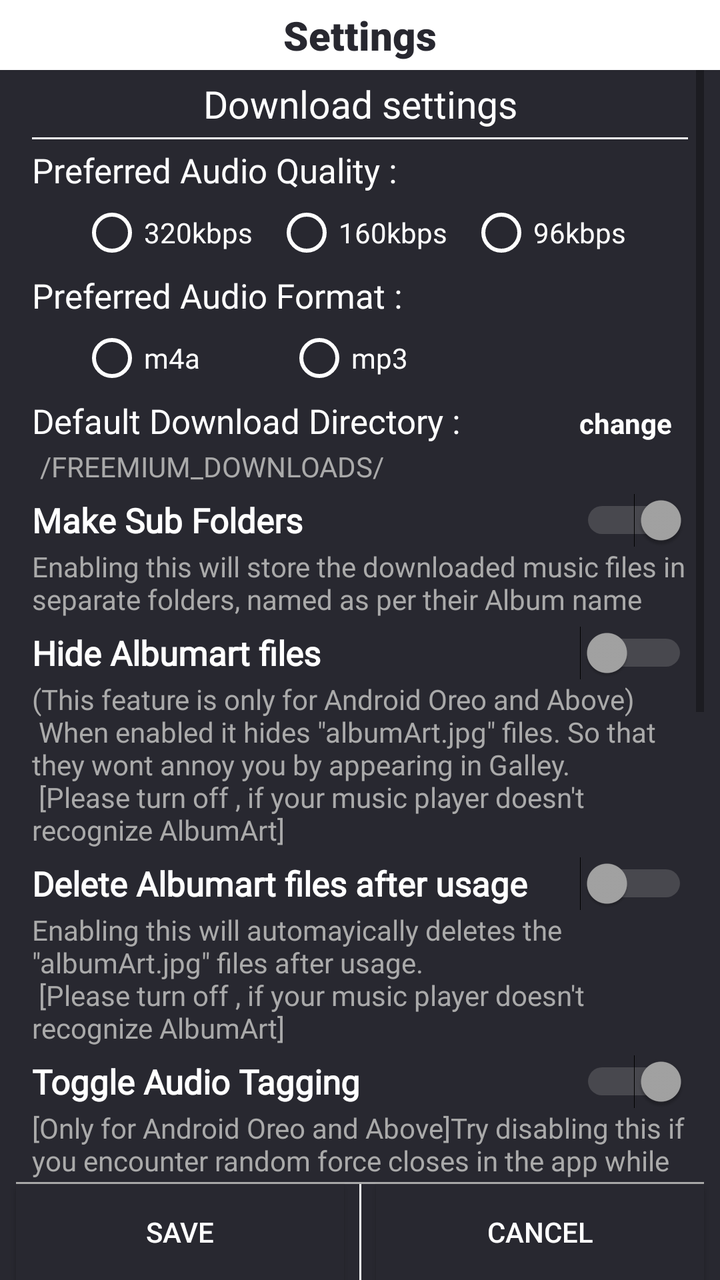
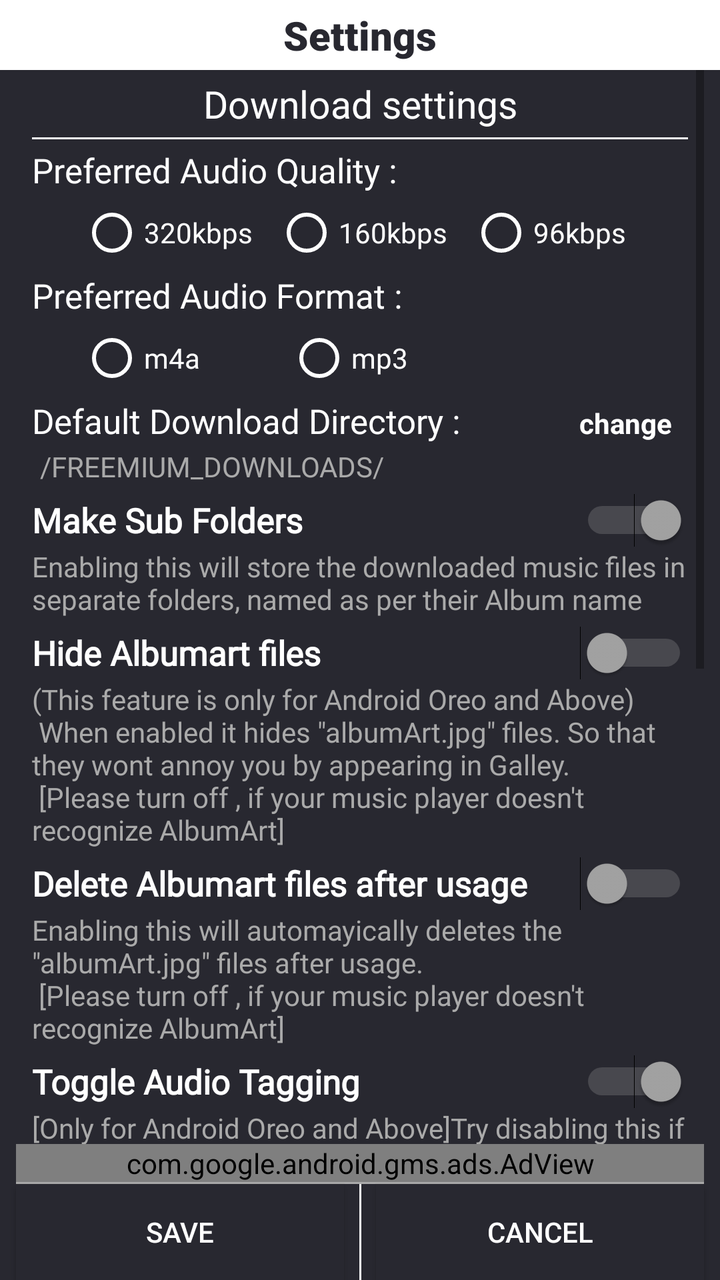

Screens rendered from an Android XML layout before and after an edit, with the pre-edit source and the edit as a unified diff.
<!-- AndroidManifest.xml: application theme AppTheme.NoActionBar -->
<!-- res/layout/activity_settings__alb.xml -->
<?xml version="1.0" encoding="utf-8"?>
<androidx.constraintlayout.widget.ConstraintLayout xmlns:android="http://schemas.android.com/apk/res/android"
    xmlns:app="http://schemas.android.com/apk/res-auto"
    xmlns:tools="http://schemas.android.com/tools"
    android:layout_width="match_parent"
    android:layout_height="match_parent"
    android:background="@color/darkAccent"
    tools:context=".Settings_Alb">

    <TextView
        android:id="@+id/textView23"
        android:layout_width="0dp"
        android:layout_height="35dp"
        android:background="@android:color/white"
        android:fontFamily="sans-serif-black"
        android:gravity="center"
        android:text="Settings"
        android:textAlignment="center"
        android:textColor="@color/darkAccent"
        android:textSize="20sp"
        app:layout_constraintEnd_toEndOf="parent"
        app:layout_constraintStart_toStartOf="parent"
        app:layout_constraintTop_toTopOf="parent" />

    <ScrollView
        android:layout_width="0dp"
        android:layout_height="0dp"
        android:layout_marginStart="8dp"
        android:layout_marginEnd="8dp"
        app:layout_constraintBottom_toTopOf="@+id/textView40"
        app:layout_constraintEnd_toEndOf="parent"
        app:layout_constraintStart_toStartOf="parent"
        app:layout_constraintTop_toBottomOf="@+id/textView23">

        <LinearLayout
            android:layout_width="match_parent"
            android:layout_height="wrap_content"
            android:layout_marginLeft="8dp"
            android:layout_marginRight="8dp"
            android:orientation="vertical">

            <TextView
                android:id="@+id/textView26"
                android:layout_width="match_parent"
                android:layout_height="wrap_content"
                android:layout_marginTop="4dp"
                android:fontFamily="@font/jockey_one"
                android:text="Download settings"
                android:textAlignment="center"
                android:textColor="@android:color/white"
                android:textSize="19sp" />

            <TextView
                android:id="@+id/textView27"
                android:layout_width="match_parent"
                android:layout_height="1dp"
                android:layout_marginTop="4dp"
                android:background="@android:color/white" />

            <TextView
                android:id="@+id/textView24"
                android:layout_width="wrap_content"
                android:layout_height="wrap_content"
                android:layout_marginTop="4dp"
                android:fontFamily="@font/roboto_bold"
                android:text="Preferred Audio Quality :"
                android:textColor="@android:color/white"
                android:textSize="17sp" />

            <RadioGroup
                android:id="@+id/rg_set_kbps"
                android:layout_width="match_parent"
                android:layout_height="wrap_content"
                android:layout_marginStart="8dp"
                android:layout_marginTop="4dp"
                android:layout_marginEnd="4dp"
                android:orientation="horizontal"
                android:paddingLeft="16dp"
                android:paddingRight="16dp">

                <RadioButton
                    android:id="@+id/set_320"
                    android:layout_width="wrap_content"
                    android:layout_height="wrap_content"
                    android:layout_weight="1"
                    android:buttonTint="@android:color/white"
                    android:fontFamily="@font/roboto_medium"
                    android:tag="320"
                    android:text="320kbps"
                    android:textColor="@android:color/white" />

                <RadioButton
                    android:id="@+id/set_160"
                    android:layout_width="wrap_content"
                    android:layout_height="wrap_content"
                    android:layout_weight="1"
                    android:buttonTint="@android:color/white"
                    android:fontFamily="@font/roboto_medium"
                    android:tag="160"
                    android:text="160kbps"
                    android:textColor="@android:color/white" />

                <RadioButton
                    android:id="@+id/set_96"
                    android:layout_width="wrap_content"
                    android:layout_height="wrap_content"
                    android:layout_weight="1"
                    android:buttonTint="@android:color/white"
                    android:fontFamily="@font/roboto_medium"
                    android:tag="96"
                    android:text="96kbps"
                    android:textColor="@android:color/white" />
            </RadioGroup>
            <TextView
                android:id="@+id/textView29"
                android:layout_width="wrap_content"
                android:layout_height="wrap_content"
                android:layout_marginTop="4dp"
                android:fontFamily="@font/roboto_bold"
                android:text="Preferred Audio Format :"
                android:textColor="@android:color/white"
                android:textSize="17sp"
                 />
            <RadioGroup
                android:id="@+id/rg_set_format"
                android:layout_width="match_parent"
                android:layout_height="wrap_content"
                android:layout_marginStart="8dp"
                android:layout_marginTop="4dp"
                android:layout_marginEnd="8dp"
                android:orientation="horizontal"
                android:paddingLeft="16dp"
                android:weightSum="4">

                <RadioButton
                    android:id="@+id/set_m4a"
                    android:tag="m4a"
                    android:layout_width="wrap_content"
                    android:layout_height="wrap_content"
                    android:layout_weight="1"
                    android:buttonTint="@android:color/white"
                    android:fontFamily="@font/roboto_medium"
                    android:text="m4a"
                    android:textColor="@android:color/white" />

                <RadioButton
                    android:id="@+id/set_mp3"
                    android:tag="mp3"
                    android:layout_width="wrap_content"
                    android:layout_height="wrap_content"
                    android:layout_weight="1"
                    android:buttonTint="@android:color/white"
                    android:fontFamily="@font/roboto_medium"
                    android:text="mp3"
                    android:textColor="@android:color/white" />
            </RadioGroup>

            <LinearLayout
                android:layout_width="match_parent"
                android:layout_height="match_parent"
                android:orientation="horizontal">

                <TextView
                    android:id="@+id/textView89"
                    android:layout_width="wrap_content"
                    android:layout_height="wrap_content"
                    android:layout_marginTop="4dp"
                    android:fontFamily="@font/roboto_bold"
                    android:text="Default Download Directory :"
                    android:textColor="@android:color/white"
                    android:textSize="17sp" />

                <TextView
                    android:id="@+id/set_change_dir"
                    android:layout_width="wrap_content"
                    android:layout_height="wrap_content"
                    android:layout_marginTop="4dp"
                    android:layout_marginRight="8dp"
                    android:layout_weight="1"
                    android:text="change"
                    android:textAlignment="viewEnd"
                    android:textColor="@android:color/white"
                    android:textStyle="bold" />
            </LinearLayout>

            <TextView
                android:id="@+id/set_down_path"
                android:layout_width="match_parent"
                android:layout_height="wrap_content"
                android:layout_marginTop="2dp"
                android:layout_marginStart="4dp"
                android:fontFamily="@font/abel"
                android:text="/FREEMIUM_DOWNLOADS/"
                android:textColor="@android:color/darker_gray"
                android:textSize="14sp" />

            <Switch
                android:id="@+id/switch_sub_folders"
                android:layout_width="match_parent"
                android:layout_height="wrap_content"
                android:layout_marginTop="4dp"
                android:checked="true"
                android:fontFamily="@font/roboto_bold"
                android:shadowColor="@android:color/darker_gray"
                android:text="Make Sub Folders"
                android:textColor="@android:color/white"
                android:textColorLink="#FFFFFF"
                android:textSize="17sp"
                android:textStyle="bold"
                android:thumbTint="#A4A4A4"
                android:trackTint="#A4A4A4"/>

            <TextView
                android:id="@+id/textView39"
                android:layout_width="match_parent"
                android:layout_height="wrap_content"
                android:fontFamily="@font/abel"
                android:text="@string/setting_subfolders"
                android:textColor="@android:color/darker_gray" />

            <Switch
                android:id="@+id/cb_hide_albumArt"
                android:layout_width="match_parent"
                android:layout_height="wrap_content"
                android:layout_marginTop="4dp"
                android:fontFamily="@font/roboto_bold"
                android:shadowColor="@android:color/darker_gray"
                android:text="Hide Albumart files"
                android:textColor="@android:color/white"
                android:textSize="17sp"
                android:textStyle="bold"
                android:thumbTint="#A4A4A4"
                android:trackTint="#A4A4A4"/>
            <TextView
                android:id="@+id/textView32"
                android:layout_width="match_parent"
                android:layout_height="wrap_content"
                android:fontFamily="@font/abel"
                android:text="@string/albumart_settings_page"
                android:textColor="@android:color/darker_gray" />
            <Switch
                android:id="@+id/cb_delete_albumArt"
                android:layout_width="match_parent"
                android:layout_height="wrap_content"
                android:layout_marginTop="4dp"
                android:fontFamily="@font/roboto_bold"
                android:shadowColor="@android:color/darker_gray"
                android:text="Delete Albumart files after usage"
                android:textColor="@android:color/white"
                android:textSize="17sp"
                android:textStyle="bold"
                android:thumbTint="#A4A4A4"
                android:trackTint="#A4A4A4"/>

            <TextView
                android:id="@+id/textVie2"
                android:layout_width="match_parent"
                android:layout_height="wrap_content"
                android:fontFamily="@font/abel"
                android:text="@string/delete_albumart_settings"
                android:textColor="@android:color/darker_gray" />

            <Switch
                android:id="@+id/switch_audio_tag"
                android:layout_width="match_parent"
                android:layout_height="wrap_content"
                android:layout_marginTop="4dp"
                android:fontFamily="@font/roboto_bold"
                android:shadowColor="@android:color/darker_gray"
                android:text="Toggle Audio Tagging"
                android:textColor="@android:color/white"
                android:checked="true"
                android:textSize="17sp"
                android:textStyle="bold"
                android:thumbTint="#A4A4A4"
                android:trackTint="#A4A4A4"/>

            <TextView
                android:id="@+id/textView56"
                android:layout_width="match_parent"
                android:layout_height="wrap_content"
                android:fontFamily="@font/abel"
                android:text="@string/settings_audio_tagging"
                android:textColor="@android:color/darker_gray" />

            <TextView
                android:id="@+id/textVi2"
                android:layout_width="match_parent"
                android:layout_height="wrap_content"
                android:layout_marginTop="8dp"
                android:fontFamily="@font/jockey_one"
                android:text="FileName Preferences"
                android:textAlignment="center"
                android:textColor="@android:color/white"
                android:textSize="19sp" />
            <TextView
                android:id="@+id/textew27"
                android:layout_width="match_parent"
                android:layout_height="1dp"
                android:layout_marginTop="4dp"
                android:background="@android:color/white" />
            <TextView
                android:id="@+id/cur_fn_format"
                android:layout_width="match_parent"
                android:layout_height="wrap_content"
                android:layout_marginTop="2dp"
                android:layout_marginStart="4dp"
                android:fontFamily="@font/abel"
                android:text="SongName[AlbumName]_kbps.format"
                android:textStyle="bold"
                android:textColor="@android:color/white"
                android:textSize="17sp" />

            <Switch
                android:id="@+id/fn_pref_con_AlbumName"
                android:layout_width="match_parent"
                android:layout_height="wrap_content"
                android:layout_marginStart="4dp"
                android:checked="true"
                android:text="include AlbumName"
                android:textColor="@android:color/white"
                android:textSize="16sp"
                android:thumbTint="#A4A4A4"
                android:trackTint="#A4A4A4"/>

            <Switch
                android:id="@+id/fn_pref_con_kbps"
                android:layout_width="match_parent"
                android:layout_height="wrap_content"
                android:layout_marginStart="4dp"
                android:checked="true"
                android:text="include Kbps"
                android:textColor="@android:color/white"
                android:textSize="16sp"
                android:thumbTint="#A4A4A4"
                android:trackTint="#A4A4A4"/>
            <TextView
                android:id="@+id/extVi2"
                android:layout_width="match_parent"
                android:layout_height="wrap_content"
                android:layout_marginTop="8dp"
                android:fontFamily="@font/jockey_one"
                android:text="Streaming Settings"
                android:textAlignment="center"
                android:textColor="@android:color/white"
                android:textSize="19sp" />
            <TextView
                android:id="@+id/extew27"
                android:layout_width="match_parent"
                android:layout_height="1dp"
                android:layout_marginTop="4dp"
                android:background="@android:color/white" />

            <TextView
                android:id="@+id/textVw24"
                android:layout_width="wrap_content"
                android:layout_height="wrap_content"
                android:layout_marginTop="4dp"
                android:fontFamily="@font/roboto_bold"
                android:text="Preferred Streaming Quality :"
                android:textColor="@android:color/white"
                android:textSize="17sp" />
            <RadioGroup
                android:id="@+id/rg_set_strm_kbps"
                android:layout_width="match_parent"
                android:layout_height="wrap_content"
                android:layout_marginStart="8dp"
                android:layout_marginTop="4dp"
                android:layout_marginEnd="4dp"
                android:orientation="horizontal"
                android:paddingLeft="16dp"
                android:paddingRight="16dp">

                <RadioButton
                    android:id="@+id/set_strm_320"
                    android:layout_width="wrap_content"
                    android:layout_height="wrap_content"
                    android:layout_weight="1"
                    android:buttonTint="@android:color/white"
                    android:fontFamily="@font/roboto_medium"
                    android:tag="320"
                    android:text="320kbps"
                    android:textColor="@android:color/white" />

                <RadioButton
                    android:id="@+id/set_strm_160"
                    android:layout_width="wrap_content"
                    android:layout_height="wrap_content"
                    android:layout_weight="1"
                    android:buttonTint="@android:color/white"
                    android:fontFamily="@font/roboto_medium"
                    android:tag="160"
                    android:text="160kbps"
                    android:textColor="@android:color/white" />

                <RadioButton
                    android:id="@+id/set_strm_96"
                    android:layout_width="wrap_content"
                    android:layout_height="wrap_content"
                    android:layout_weight="1"
                    android:buttonTint="@android:color/white"
                    android:fontFamily="@font/roboto_medium"
                    android:tag="96"
                    android:text="96kbps"
                    android:textColor="@android:color/white" />
            </RadioGroup>
            <Switch
                android:id="@+id/switch_strm_lyrics"
                android:layout_width="match_parent"
                android:layout_height="wrap_content"
                android:layout_marginTop="4dp"
                android:checked="true"
                android:fontFamily="@font/roboto_bold"
                android:shadowColor="@android:color/darker_gray"
                android:text="Auto download lyrics"
                android:textColor="@android:color/white"
                android:textColorLink="#FFFFFF"
                android:textSize="17sp"
                android:textStyle="bold"
                android:thumbTint="#A4A4A4"
                android:trackTint="#A4A4A4"/>

            <TextView
                android:id="@+id/textVie39"
                android:layout_width="match_parent"
                android:layout_height="wrap_content"
                android:fontFamily="@font/abel"
                android:text="@string/settings_lyrics_download"
                android:textColor="@android:color/darker_gray" />

            <Switch
                android:id="@+id/switch_strm_cache"
                android:layout_width="match_parent"
                android:layout_height="wrap_content"
                android:layout_marginTop="4dp"
                android:fontFamily="@font/roboto_bold"
                android:shadowColor="@android:color/darker_gray"
                android:text="Auto Caching"
                android:textColor="@android:color/white"
                android:textSize="17sp"
                android:textStyle="bold"
                android:thumbTint="#A4A4A4"
                android:trackTint="#A4A4A4"/>

            <TextView
                android:id="@+id/textViw32"
                android:layout_width="match_parent"
                android:layout_height="wrap_content"
                android:layout_marginBottom="8dp"
                android:fontFamily="@font/abel"
                android:text="@string/settings_autochaching"
                android:textColor="@android:color/darker_gray" />


        </LinearLayout>
    </ScrollView>

    <TextView
        android:id="@+id/textView57"
        android:layout_width="1dp"
        android:layout_height="0dp"
        android:layout_marginStart="8dp"
        android:layout_marginEnd="8dp"
        android:background="@android:color/white"
        app:layout_constraintBottom_toBottomOf="parent"
        app:layout_constraintEnd_toEndOf="parent"
        app:layout_constraintStart_toStartOf="parent"
        app:layout_constraintTop_toTopOf="@+id/btn_cancel" />

    <Button
        android:id="@+id/btn_save"
        android:layout_width="0dp"
        android:layout_height="wrap_content"
        android:layout_marginStart="8dp"
        android:layout_marginEnd="8dp"
        android:background="@color/darkAccent"
        android:text="Save"
        android:textColor="@android:color/white"
        app:layout_constraintBottom_toBottomOf="parent"
        app:layout_constraintEnd_toStartOf="@+id/btn_cancel"
        app:layout_constraintHorizontal_bias="0.5"
        app:layout_constraintStart_toStartOf="parent" />

    <Button
        android:id="@+id/btn_cancel"
        android:layout_width="0dp"
        android:layout_height="wrap_content"
        android:layout_marginStart="8dp"
        android:layout_marginEnd="8dp"
        android:background="@color/darkAccent"
        android:text="cancel"
        android:textColor="@android:color/white"
        app:layout_constraintBottom_toBottomOf="parent"
        app:layout_constraintEnd_toEndOf="parent"
        app:layout_constraintHorizontal_bias="0.5"
        app:layout_constraintStart_toEndOf="@+id/btn_save" />

    <TextView
        android:id="@+id/textView40"
        android:layout_width="0dp"
        android:layout_height="1dp"
        android:layout_marginStart="8dp"
        android:layout_marginEnd="8dp"
        android:background="@android:color/darker_gray"
        app:layout_constraintBottom_toTopOf="@+id/textView57"
        app:layout_constraintEnd_toEndOf="parent"
        app:layout_constraintStart_toStartOf="parent" />

</androidx.constraintlayout.widget.ConstraintLayout>
<!-- resources referenced by this layout -->
<resources>
  <color name="darkAccent">#282830</color>
  <string name="albumart_settings_page">(This feature is only for Android Oreo and Above) \n
          When enabled it hides \"albumArt.jpg\" files. So that they wont annoy you by appearing in Galley. \n
          [Please turn off , if your music player doesn\'t recognize AlbumArt]</string>
  <string name="delete_albumart_settings">Enabling this will automayically deletes the \"albumArt.jpg\" files after usage. \n
      [Please turn off , if your music player doesn\'t recognize AlbumArt]</string>
  <string name="setting_subfolders">Enabling this will store the downloaded music files in separate folders,
      named as per their Album name</string>
  <string name="settings_audio_tagging">[Only for Android Oreo and Above]Try disabling this if you encounter random force closes in the app while downloading.</string>
  <string name="settings_autochaching">[Experimental]This will temporarily store the required audio data locally to reduce
          buffer time during the next playback. However, this might occupy some of your internal storage space. </string>
  <string name="settings_lyrics_download">Enabling this will save .lrc files when ever possible to reduce loading time for
          future playbacks.</string>
  <style name="AppTheme.NoActionBar">
          <item name="windowActionBar">false</item>
          <item name="windowNoTitle">true</item>
      </style>
</resources>

<!-- the commit's change to res/layout/activity_settings__alb.xml (unified diff, before → after) -->
@@ -27,7 +27,7 @@
         android:layout_height="0dp"
         android:layout_marginStart="8dp"
         android:layout_marginEnd="8dp"
-        app:layout_constraintBottom_toTopOf="@+id/textView40"
+        app:layout_constraintBottom_toTopOf="@+id/adView_Settings"
         app:layout_constraintEnd_toEndOf="parent"
         app:layout_constraintStart_toStartOf="parent"
         app:layout_constraintTop_toBottomOf="@+id/textView23">
@@ -111,6 +111,7 @@
                     android:text="96kbps"
                     android:textColor="@android:color/white" />
             </RadioGroup>
+
             <TextView
                 android:id="@+id/textView29"
                 android:layout_width="wrap_content"
@@ -119,8 +120,8 @@
                 android:fontFamily="@font/roboto_bold"
                 android:text="Preferred Audio Format :"
                 android:textColor="@android:color/white"
-                android:textSize="17sp"
-                 />
+                android:textSize="17sp" />
+
             <RadioGroup
                 android:id="@+id/rg_set_format"
                 android:layout_width="match_parent"
@@ -134,23 +135,23 @@
 
                 <RadioButton
                     android:id="@+id/set_m4a"
+                    android:layout_width="wrap_content"
+                    android:layout_height="wrap_content"
+                    android:layout_weight="1"
+                    android:buttonTint="@android:color/white"
+                    android:fontFamily="@font/roboto_medium"
                     android:tag="m4a"
-                    android:layout_width="wrap_content"
-                    android:layout_height="wrap_content"
-                    android:layout_weight="1"
-                    android:buttonTint="@android:color/white"
-                    android:fontFamily="@font/roboto_medium"
                     android:text="m4a"
                     android:textColor="@android:color/white" />
 
                 <RadioButton
                     android:id="@+id/set_mp3"
+                    android:layout_width="wrap_content"
+                    android:layout_height="wrap_content"
+                    android:layout_weight="1"
+                    android:buttonTint="@android:color/white"
+                    android:fontFamily="@font/roboto_medium"
                     android:tag="mp3"
-                    android:layout_width="wrap_content"
-                    android:layout_height="wrap_content"
-                    android:layout_weight="1"
-                    android:buttonTint="@android:color/white"
-                    android:fontFamily="@font/roboto_medium"
                     android:text="mp3"
                     android:textColor="@android:color/white" />
             </RadioGroup>
@@ -187,8 +188,8 @@
                 android:id="@+id/set_down_path"
                 android:layout_width="match_parent"
                 android:layout_height="wrap_content"
+                android:layout_marginStart="4dp"
                 android:layout_marginTop="2dp"
-                android:layout_marginStart="4dp"
                 android:fontFamily="@font/abel"
                 android:text="/FREEMIUM_DOWNLOADS/"
                 android:textColor="@android:color/darker_gray"
@@ -208,7 +209,7 @@
                 android:textSize="17sp"
                 android:textStyle="bold"
                 android:thumbTint="#A4A4A4"
-                android:trackTint="#A4A4A4"/>
+                android:trackTint="#A4A4A4" />
 
             <TextView
                 android:id="@+id/textView39"
@@ -230,7 +231,8 @@
                 android:textSize="17sp"
                 android:textStyle="bold"
                 android:thumbTint="#A4A4A4"
-                android:trackTint="#A4A4A4"/>
+                android:trackTint="#A4A4A4" />
+
             <TextView
                 android:id="@+id/textView32"
                 android:layout_width="match_parent"
@@ -238,6 +240,7 @@
                 android:fontFamily="@font/abel"
                 android:text="@string/albumart_settings_page"
                 android:textColor="@android:color/darker_gray" />
+
             <Switch
                 android:id="@+id/cb_delete_albumArt"
                 android:layout_width="match_parent"
@@ -250,7 +253,7 @@
                 android:textSize="17sp"
                 android:textStyle="bold"
                 android:thumbTint="#A4A4A4"
-                android:trackTint="#A4A4A4"/>
+                android:trackTint="#A4A4A4" />
 
             <TextView
                 android:id="@+id/textVie2"
@@ -265,15 +268,15 @@
                 android:layout_width="match_parent"
                 android:layout_height="wrap_content"
                 android:layout_marginTop="4dp"
+                android:checked="true"
                 android:fontFamily="@font/roboto_bold"
                 android:shadowColor="@android:color/darker_gray"
                 android:text="Toggle Audio Tagging"
                 android:textColor="@android:color/white"
-                android:checked="true"
                 android:textSize="17sp"
                 android:textStyle="bold"
                 android:thumbTint="#A4A4A4"
-                android:trackTint="#A4A4A4"/>
+                android:trackTint="#A4A4A4" />
 
             <TextView
                 android:id="@+id/textView56"
@@ -293,23 +296,25 @@
                 android:textAlignment="center"
                 android:textColor="@android:color/white"
                 android:textSize="19sp" />
+
             <TextView
                 android:id="@+id/textew27"
                 android:layout_width="match_parent"
                 android:layout_height="1dp"
                 android:layout_marginTop="4dp"
                 android:background="@android:color/white" />
+
             <TextView
                 android:id="@+id/cur_fn_format"
                 android:layout_width="match_parent"
                 android:layout_height="wrap_content"
+                android:layout_marginStart="4dp"
                 android:layout_marginTop="2dp"
-                android:layout_marginStart="4dp"
                 android:fontFamily="@font/abel"
                 android:text="SongName[AlbumName]_kbps.format"
-                android:textStyle="bold"
-                android:textColor="@android:color/white"
-                android:textSize="17sp" />
+                android:textColor="@android:color/white"
+                android:textSize="17sp"
+                android:textStyle="bold" />
 
             <Switch
                 android:id="@+id/fn_pref_con_AlbumName"
@@ -321,7 +326,7 @@
                 android:textColor="@android:color/white"
                 android:textSize="16sp"
                 android:thumbTint="#A4A4A4"
-                android:trackTint="#A4A4A4"/>
+                android:trackTint="#A4A4A4" />
 
             <Switch
                 android:id="@+id/fn_pref_con_kbps"
@@ -333,7 +338,8 @@
                 android:textColor="@android:color/white"
                 android:textSize="16sp"
                 android:thumbTint="#A4A4A4"
-                android:trackTint="#A4A4A4"/>
+                android:trackTint="#A4A4A4" />
+
             <TextView
                 android:id="@+id/extVi2"
                 android:layout_width="match_parent"
@@ -344,6 +350,7 @@
                 android:textAlignment="center"
                 android:textColor="@android:color/white"
                 android:textSize="19sp" />
+
             <TextView
                 android:id="@+id/extew27"
                 android:layout_width="match_parent"
@@ -360,6 +367,7 @@
                 android:text="Preferred Streaming Quality :"
                 android:textColor="@android:color/white"
                 android:textSize="17sp" />
+
             <RadioGroup
                 android:id="@+id/rg_set_strm_kbps"
                 android:layout_width="match_parent"
@@ -404,6 +412,7 @@
                     android:text="96kbps"
                     android:textColor="@android:color/white" />
             </RadioGroup>
+
             <Switch
                 android:id="@+id/switch_strm_lyrics"
                 android:layout_width="match_parent"
@@ -418,7 +427,7 @@
                 android:textSize="17sp"
                 android:textStyle="bold"
                 android:thumbTint="#A4A4A4"
-                android:trackTint="#A4A4A4"/>
+                android:trackTint="#A4A4A4" />
 
             <TextView
                 android:id="@+id/textVie39"
@@ -440,7 +449,7 @@
                 android:textSize="17sp"
                 android:textStyle="bold"
                 android:thumbTint="#A4A4A4"
-                android:trackTint="#A4A4A4"/>
+                android:trackTint="#A4A4A4" />
 
             <TextView
                 android:id="@+id/textViw32"
@@ -506,4 +515,19 @@
         app:layout_constraintEnd_toEndOf="parent"
         app:layout_constraintStart_toStartOf="parent" />
 
+    <com.google.android.gms.ads.AdView xmlns:ads="http://schemas.android.com/apk/res-auto"
+        android:id="@+id/adView_Settings"
+        android:layout_width="0dp"
+        android:layout_height="wrap_content"
+        android:layout_alignParentBottom="true"
+        android:layout_centerHorizontal="true"
+        android:layout_marginStart="8dp"
+        android:layout_marginEnd="8dp"
+        android:visibility="visible"
+        ads:adSize="SMART_BANNER"
+        ads:adUnitId="@string/ad_more"
+        ads:layout_constraintBottom_toTopOf="@+id/textView40"
+        ads:layout_constraintEnd_toEndOf="parent"
+        ads:layout_constraintStart_toStartOf="parent"></com.google.android.gms.ads.AdView>
+
 </androidx.constraintlayout.widget.ConstraintLayout>
<!-- resource entries referenced after the edit -->
@@ -1,6 +1,7 @@
 <!-- resources referenced by this layout -->
 <resources>
   <color name="darkAccent">#282830</color>
+  <string name="ad_more">ca-app-pub-3940256099942544/6300978111</string>
   <string name="albumart_settings_page">(This feature is only for Android Oreo and Above) \n
           When enabled it hides \"albumArt.jpg\" files. So that they wont annoy you by appearing in Galley. \n
           [Please turn off , if your music player doesn\'t recognize AlbumArt]</string>
